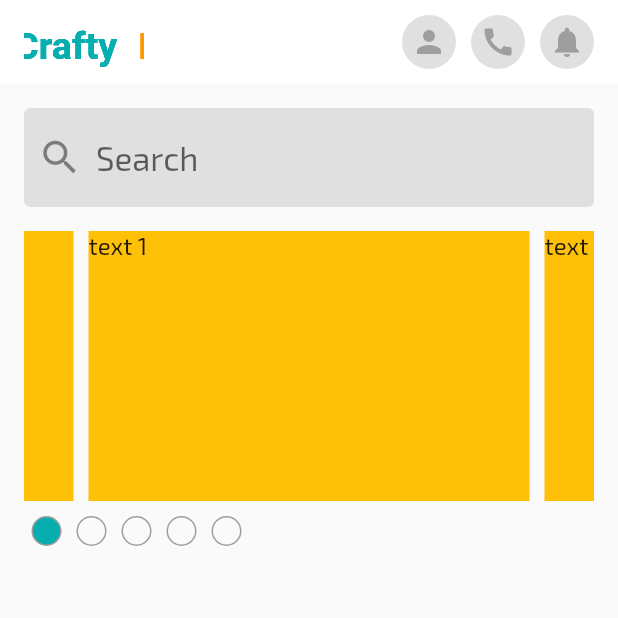
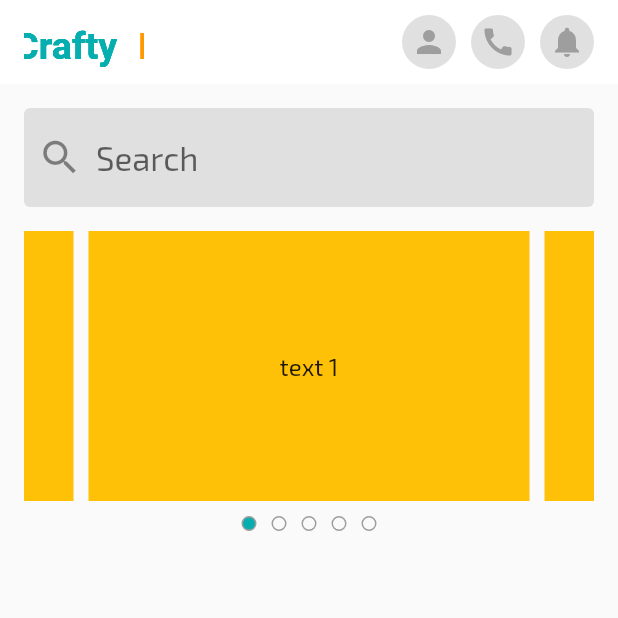
Before and after one commit to faisal-fardin/ecommerce_app, a Flutter app: the screen it shows after launch, on a phone screen of 412 x 824 dp, the top half of it. Run offline on Flutter 3.47's test engine with Material 2 defaults, Android fonts, the phone set to English and light mode, and no system bars; drawn by our look-alikes of carousel_slider; our stand-ins replace flutter_svg, get, google_fonts, pin_code_fields.

Commit message:
home screen slider appbar  has been added

```diff
--- a/lib/presentation/ui/screens/home_screen.dart
+++ b/lib/presentation/ui/screens/home_screen.dart
@@ -1,9 +1,10 @@
-
 import 'package:carousel_slider/carousel_slider.dart';
 import 'package:ecommerce/presentation/ui/utility/app_color.dart';
 import 'package:ecommerce/presentation/ui/utility/image_assets.dart';
 import 'package:flutter/material.dart';
 import 'package:flutter_svg/flutter_svg.dart';
+
+import '../widgets/home/home_slider.dart';
 
 class HomeScreen extends StatefulWidget {
   const HomeScreen({super.key});
@@ -13,11 +14,6 @@ class HomeScreen extends StatefulWidget {
 }
 
 class _HomeScreenState extends State<HomeScreen> {
-
-  final ValueNotifier<int> _selected = ValueNotifier(0);
-
-
-
   @override
   Widget build(BuildContext context) {
     return Scaffold(
@@ -26,35 +22,53 @@ class _HomeScreenState extends State<HomeScreen> {
         elevation: 0,
         title: Row(
           children: [
-            SvgPicture.asset(ImageAssets.CraftBayNavLogoSvg , fit: BoxFit.cover, width: 80, height: 40,),
+            SvgPicture.asset(
+              ImageAssets.CraftBayNavLogoSvg,
+              fit: BoxFit.cover,
+              width: 80,
+              height: 40,
+            ),
             const Spacer(),
             InkWell(
-              onTap: (){},
+              onTap: () {},
               borderRadius: BorderRadius.circular(40),
               child: CircleAvatar(
                 radius: 18,
                 backgroundColor: Colors.grey.shade300,
-                child: const Icon(Icons.person , color: Colors.grey,),
+                child: const Icon(
+                  Icons.person,
+                  color: Colors.grey,
                 ),
               ),
-            const SizedBox(width: 10,),
+            ),
+            const SizedBox(
+              width: 10,
+            ),
             InkWell(
-              onTap: (){},
+              onTap: () {},
               borderRadius: BorderRadius.circular(40),
               child: CircleAvatar(
                 radius: 18,
                 backgroundColor: Colors.grey.shade300,
-                child: const Icon(Icons.call , color: Colors.grey,),
+                child: const Icon(
+                  Icons.call,
+                  color: Colors.grey,
                 ),
               ),
-            const SizedBox(width: 10,),
+            ),
+            const SizedBox(
+              width: 10,
+            ),
             InkWell(
-              onTap: (){},
+              onTap: () {},
               borderRadius: BorderRadius.circular(40),
               child: CircleAvatar(
                 radius: 18,
                 backgroundColor: Colors.grey.shade300,
-                child: const Icon(Icons.notifications , color: Colors.grey,),
+                child: const Icon(
+                  Icons.notifications,
+                  color: Colors.grey,
+                ),
               ),
             ),
           ],
@@ -68,8 +82,11 @@ class _HomeScreenState extends State<HomeScreen> {
               TextFormField(
                 keyboardType: TextInputType.text,
                 style: const TextStyle(fontSize: 22),
-                decoration:  InputDecoration(
-                  prefixIcon: const Icon(Icons.search,size: 30,),
+                decoration: InputDecoration(
+                    prefixIcon: const Icon(
+                      Icons.search,
+                      size: 30,
+                    ),
                     fillColor: Colors.grey.shade300,
                     filled: true,
                     hintText: 'Search',
@@ -81,56 +98,12 @@ class _HomeScreenState extends State<HomeScreen> {
                     ),
                     focusedBorder: const OutlineInputBorder(
                       borderSide: BorderSide.none,
-                  )
+                    )),
               ),
+              const SizedBox(
+                height: 16,
               ),
-              const SizedBox(height: 16,),
-              CarouselSlider(
-                options: CarouselOptions(
-                  height: 180.0,
-                  autoPlay: true,
-                  autoPlayInterval: const Duration(seconds: 2),
-                  onPageChanged: (int page, _){
-                    _selected.value = page;
-                  },
-                ),
-                items: [1,2,3,4,5].map((i) {
-                  return Builder(
-                    builder: (BuildContext context) {
-                      return Container(
-                          width: MediaQuery.of(context).size.width,
-                          margin: const EdgeInsets.symmetric(horizontal: 5.0),
-                          decoration: const BoxDecoration(
-                              color: Colors.amber
-                          ),
-                          child: Text('text $i', style: const TextStyle(fontSize: 16.0),)
-                      );
-                    },
-                  );
-                }).toList(),
-              ),
-              const SizedBox(height: 10,),
-              ValueListenableBuilder(
-                valueListenable: _selected,
-                builder: (context, value, _) {
-                  List<Widget> list = [];
-                  for (int i = 0; i < 5; i++) {
-                   list.add(Container(
-                      width: 20,
-                      height: 20,
-                      margin: const EdgeInsets.symmetric(horizontal: 5),
-                      decoration: BoxDecoration(
-                        border: Border.all(color: Colors.grey),
-                        borderRadius: BorderRadius.circular(10),
-                        color: value == i ? AppColor.primaryColor : null,
-                      ),
-                   ));
-                  }
-                  return Row(
-                    children: list,
-                  );
-                },
-              )
+              const HomeSlider(),
             ],
           ),
         ),
--- /dev/null
+++ b/lib/presentation/ui/widgets/home/home_slider.dart
@@ -0,0 +1,72 @@
+import 'package:carousel_slider/carousel_slider.dart';
+import 'package:ecommerce/presentation/ui/utility/app_color.dart';
+import 'package:flutter/material.dart';
+
+class HomeSlider extends StatefulWidget {
+  const HomeSlider({super.key});
+
+  @override
+  State<HomeSlider> createState() => _HomeSliderState();
+}
+
+class _HomeSliderState extends State<HomeSlider> {
+  final ValueNotifier<int> _selected = ValueNotifier(0);
+
+  @override
+  Widget build(BuildContext context) {
+    return Column(
+      children: [
+        CarouselSlider(
+          options: CarouselOptions(
+            height: 180.0,
+            autoPlay: true,
+            autoPlayInterval: const Duration(seconds: 2),
+            onPageChanged: (int page, _) {
+              _selected.value = page;
+            },
+          ),
+          items: [1, 2, 3, 4, 5].map((i) {
+            return Builder(
+              builder: (BuildContext context) {
+                return Container(
+                    width: MediaQuery.of(context).size.width,
+                    margin: const EdgeInsets.symmetric(horizontal: 5.0),
+                    decoration: const BoxDecoration(color: Colors.amber),
+                    alignment: Alignment.center,
+                    child: Text(
+                      'text $i',
+                      style: const TextStyle(fontSize: 16.0),
+                    ));
+              },
+            );
+          }).toList(),
+        ),
+        const SizedBox(
+          height: 10,
+        ),
+        ValueListenableBuilder(
+          valueListenable: _selected,
+          builder: (context, value, _) {
+            List<Widget> list = [];
+            for (int i = 0; i < 5; i++) {
+              list.add(Container(
+                width: 10,
+                height: 10,
+                margin: const EdgeInsets.symmetric(horizontal: 5),
+                decoration: BoxDecoration(
+                  border: Border.all(color: Colors.grey),
+                  borderRadius: BorderRadius.circular(10),
+                  color: value == i ? AppColor.primaryColor : null,
+                ),
+              ));
+            }
+            return Row(
+              mainAxisAlignment: MainAxisAlignment.center,
+              children: list,
+            );
+          },
+        ),
+      ],
+    );
+  }
+}
```
Lines whose indentation alone changed are shown as unchanged.
